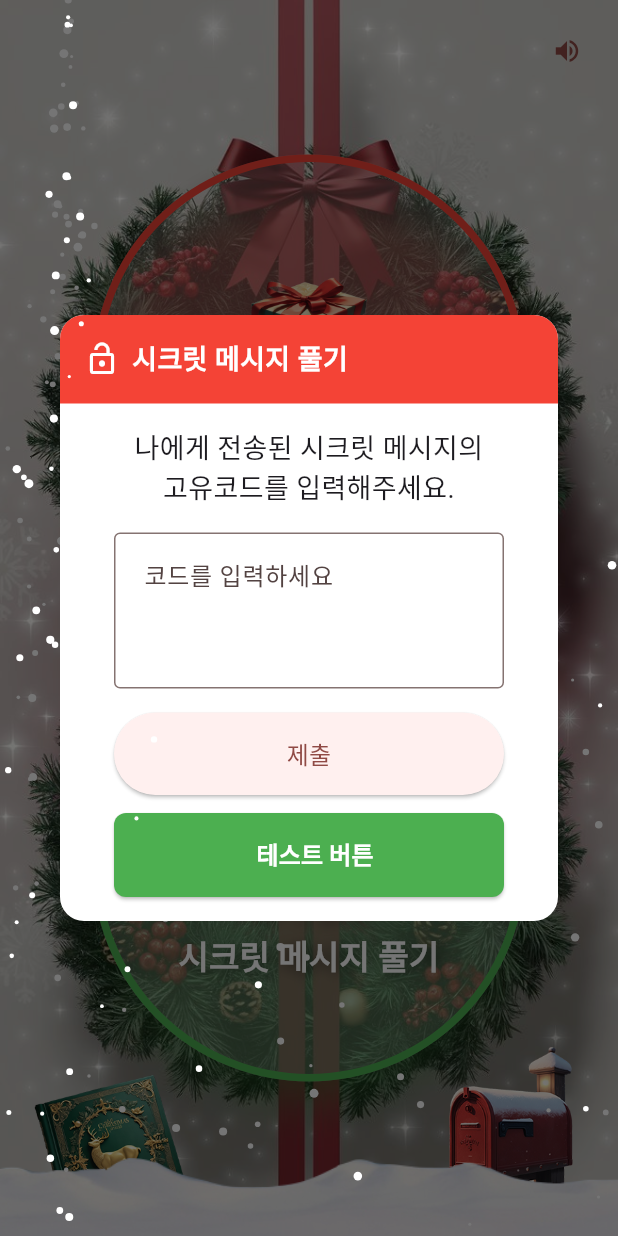
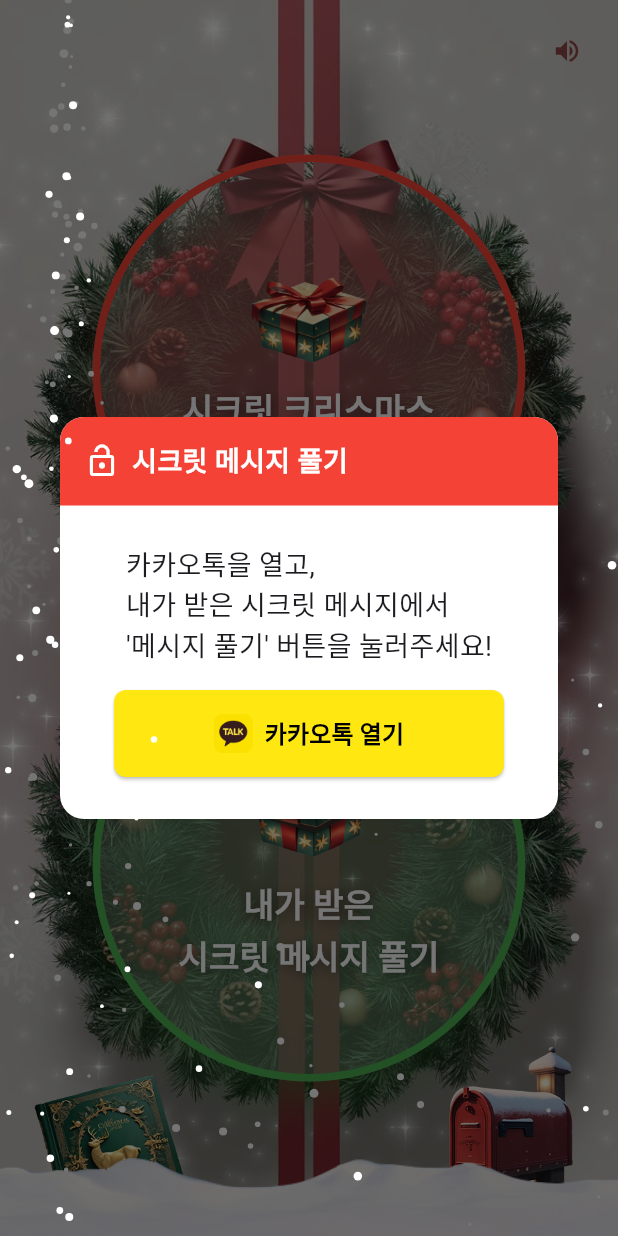
Before and after one commit to isjennifer/my_secret_christmas, a Flutter app: the screen it shows after launch, after a tap on an icon or button, on a phone screen of 412 x 824 dp. Run offline on Flutter 3.47's test engine with Material 3 defaults, Android fonts, the phone set to English and light mode, and no system bars; our stand-ins replace app_links, audioplayers, flutter_riverpod, google_fonts, google_mobile_ads, in_app_review and 1 more; missing offline and left inert: encrypt, kakao_flutter_sdk, social_share.

Commit message:
메시지 풀기 모달 수정

```diff
--- a/lib/decode_message_modal.dart
+++ b/lib/decode_message_modal.dart
@@ -107,79 +107,22 @@ class _DecodeMessageModalState extends State<DecodeMessageModal> {
               padding: const EdgeInsets.all(16),
               child: Column(
                 children: [
+                  const SizedBox(height: 10),
                   const Text(
-                    '나에게 전송된 시크릿 메시지의\n고유코드를 입력해주세요.',
+                    '카카오톡을 열고,\n내가 받은 시크릿 메시지에서\n\'메시지 풀기\' 버튼을 눌러주세요!',
                     style: TextStyle(fontSize: 18),
-                    textAlign: TextAlign.center,
+                    // textAlign: TextAlign.center,
                   ),
                   const SizedBox(height: 16),
                   Padding(
                     padding: const EdgeInsets.symmetric(horizontal: 20),
                     child: Column(
                       children: [
-                        Column(
-                          crossAxisAlignment:
-                              CrossAxisAlignment.stretch, // 가로로 최대한 늘리기
-                          children: [
-                            TextField(
-                              controller: _controller,
-                              maxLines: 3, // 입력 칸 높이 증가
-                              decoration: InputDecoration(
-                                hintText: '코드를 입력하세요',
-                                contentPadding: const EdgeInsets.all(16),
-                                border: OutlineInputBorder(
-                                  borderRadius: BorderRadius.circular(4),
-                                ),
-                              ),
-                              onSubmitted: (value) => _handleSubmit(value),
-                            ),
-                            const SizedBox(height: 16), // 버튼과의 간격
-                            ElevatedButton(
-                              onPressed: _handleSubmit,
-                              style: ElevatedButton.styleFrom(
-                                padding: const EdgeInsets.symmetric(
-                                    vertical: 16), // 버튼 높이 증가
-                              ),
-                              child: const Text(
-                                '제출',
-                                style: TextStyle(
-                                  fontSize: 16, // 버튼 텍스트 크기 증가
-                                ),
-                              ),
-                            ),
-                          ],
-                        ),
-                        const SizedBox(height: 12),
-                        //테스트 버튼
                         ElevatedButton(
-                          onPressed: () {
-                            // 퀴즈 객체 생성
-                            Quiz mockQuiz = Quiz(
-                              question: '산타의 썰매를 끄는 루돌프의 코 색깔은?',
-                              answer: '빨간색',
-                              hint1: '어두운 밤길을 환하게 밝혀주는 색이에요',
-                              hint2: '신호등에서 멈춤을 의미하는 색이에요',
-                            );
-
-                            // 크리스마스 카드 객체 생성
-                            ChristmasCard mockChristmasCard = ChristmasCard(
-                              sender: '산타',
-                              content:
-                                  '올해도 수고 많았어요! 내년에도 행복한 일만 가득하길 바랄게요. 메리 크리스마스!\n올해도 수고 많았어요! 내년에도 행복한 일만 가득하길 바랄게요. 메리 크리스마스!\n올해도 수고 많았어요! 내년에도 행복한 일만 가득하길 바랄게요. 메리 크리스마스!\n올해도 수고 많았어요! 내년에도 행복한 일만 가득하길 바랄게요. 메리 크리스마스!\n올해도 수고 많았어요! 내년에도ㅗ오ㅗ오ㅗ오ㅘ하ㅏ라ㅏㅏㅏㅏㅏㅏㅏㅏㅏㅏㅏㅏㅏㅏㅏㅏㅏㅏㅏㅏㅏㅏㅏㅏㅏㅏㅏㅏㅏㅏ\n',
-                              recipient: '루돌프',
-                              cardImageUrl: 'assets/cards/card1.jpg',
-                              quiz: mockQuiz,
-                            );
-                            Navigator.push(
-                              context,
-                              MaterialPageRoute(
-                                  builder: (context) => DecodeMessagePage(
-                                      cardData: mockChristmasCard)),
-                            );
-                          },
+                          onPressed: () {},
                           style: ElevatedButton.styleFrom(
-                            backgroundColor: Colors.green,
-                            foregroundColor: Colors.white,
+                            backgroundColor: const Color(0xFFFFE812),
+                            foregroundColor: Colors.black,
                             padding: const EdgeInsets.symmetric(
                               vertical: 16,
                               horizontal: 24,
@@ -191,9 +134,14 @@ class _DecodeMessageModalState extends State<DecodeMessageModal> {
                           child: const Row(
                             mainAxisAlignment: MainAxisAlignment.center,
                             children: [
+                              Image(
+                                image: AssetImage('assets/kakao.png'),
+                                width: 26,
+                                height: 26,
+                              ),
                               SizedBox(width: 8),
                               Text(
-                                '테스트 버튼',
+                                '카카오톡 열기',
                                 style: TextStyle(
                                   fontSize: 16,
                                   fontWeight: FontWeight.bold,
@@ -202,6 +150,59 @@ class _DecodeMessageModalState extends State<DecodeMessageModal> {
                             ],
                           ),
                         ),
+                        const SizedBox(height: 12),
+                        //테스트 버튼
+                        // ElevatedButton(
+                        //   onPressed: () {
+                        //     // 퀴즈 객체 생성
+                        //     Quiz mockQuiz = Quiz(
+                        //       question: '산타의 썰매를 끄는 루돌프의 코 색깔은?',
+                        //       answer: '빨간색',
+                        //       hint1: '어두운 밤길을 환하게 밝혀주는 색이에요',
+                        //       hint2: '신호등에서 멈춤을 의미하는 색이에요',
+                        //     );
+
+                        //     // 크리스마스 카드 객체 생성
+                        //     ChristmasCard mockChristmasCard = ChristmasCard(
+                        //       sender: '산타',
+                        //       content:
+                        //           '올해도 수고 많았어요! 내년에도 행복한 일만 가득하길 바랄게요. 메리 크리스마스!\n올해도 수고 많았어요! 내년에도 행복한 일만 가득하길 바랄게요. 메리 크리스마스!\n올해도 수고 많았어요! 내년에도 행복한 일만 가득하길 바랄게요. 메리 크리스마스!\n올해도 수고 많았어요! 내년에도 행복한 일만 가득하길 바랄게요. 메리 크리스마스!\n올해도 수고 많았어요! 내년에도ㅗ오ㅗ오ㅗ오ㅘ하ㅏ라ㅏㅏㅏㅏㅏㅏㅏㅏㅏㅏㅏㅏㅏㅏㅏㅏㅏㅏㅏㅏㅏㅏㅏㅏㅏㅏㅏㅏㅏㅏ\n',
+                        //       recipient: '루돌프',
+                        //       cardImageUrl: 'assets/cards/card1.jpg',
+                        //       quiz: mockQuiz,
+                        //     );
+                        //     Navigator.push(
+                        //       context,
+                        //       MaterialPageRoute(
+                        //           builder: (context) => DecodeMessagePage(
+                        //               cardData: mockChristmasCard)),
+                        //     );
+                        //   },
+                        //   style: ElevatedButton.styleFrom(
+                        //     backgroundColor: Colors.green,
+                        //     foregroundColor: Colors.white,
+                        //     padding: const EdgeInsets.symmetric(
+                        //       vertical: 16,
+                        //       horizontal: 24,
+                        //     ),
+                        //     shape: RoundedRectangleBorder(
+                        //       borderRadius: BorderRadius.circular(8),
+                        //     ),
+                        //   ),
+                        //   child: const Row(
+                        //     mainAxisAlignment: MainAxisAlignment.center,
+                        //     children: [
+                        //       SizedBox(width: 8),
+                        //       Text(
+                        //         '테스트 버튼',
+                        //         style: TextStyle(
+                        //           fontSize: 16,
+                        //           fontWeight: FontWeight.bold,
+                        //         ),
+                        //       ),
+                        //     ],
+                        //   ),
+                        // ),
                       ],
                     ),
                   ),
```
